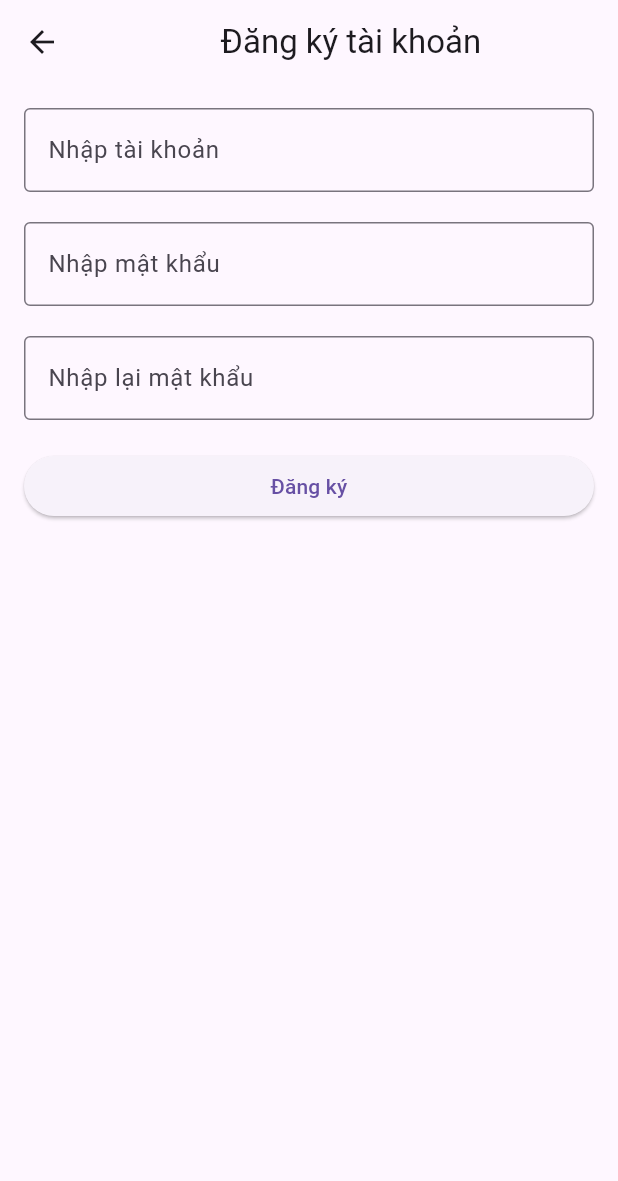
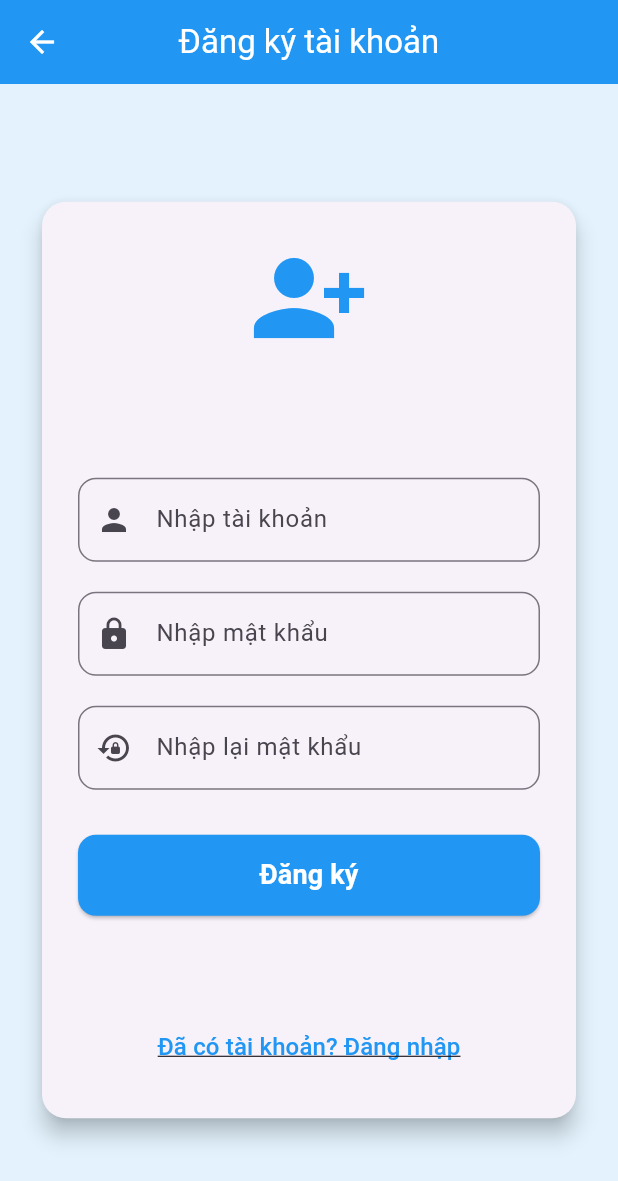
Before and after one commit to NguyenLoc2005/Flutter_Servlet, a Flutter app: the screen it shows after launch, after a tap on "Đăng nhập", after a tap on "Tôi chưa có tài khoản", on a phone screen of 412 x 824 dp. Shown: the top 1181 px of the screen. Run offline on Flutter 3.47's test engine with Material 3 defaults, Android fonts, the phone set to English and light mode, and no system bars.

Commit message:
no commit

```diff
--- a/thoi_khoa_bieu_flutter/lib/login-screen.dart
+++ b/thoi_khoa_bieu_flutter/lib/login-screen.dart
@@ -13,62 +13,112 @@ class Login extends StatefulWidget {
 class _LoginState extends State<Login> {
   final TextEditingController userNameController = TextEditingController();
   final TextEditingController passwordController = TextEditingController();
-  String message = ""; // Thông báo tình trạng login
+  String message = "";
 
   @override
   Widget build(BuildContext context) {
     return Scaffold(
-      appBar: AppBar(title: const Center(child: Text('Thời khóa biểu'))),
-      body: Padding(
-        padding: const EdgeInsets.all(10),
+      backgroundColor: Colors.blue.shade50,
+      body: Center(
+        child: SingleChildScrollView(
+          padding: const EdgeInsets.all(20),
+          child: Card(
+            elevation: 8,
+            shape: RoundedRectangleBorder(
+              borderRadius: BorderRadius.circular(20),
+            ),
+            child: Padding(
+              padding: const EdgeInsets.symmetric(vertical: 30, horizontal: 20),
               child: Column(
-          crossAxisAlignment: CrossAxisAlignment.stretch,
+                mainAxisSize: MainAxisSize.min,
                 children: [
+                  // Icon O
+                  const Icon(
+                    Icons.circle_outlined,
+                    size: 80,
+                    color: Colors.blue,
+                  ),
+                  const SizedBox(height: 10),
+                  const Text(
+                    "AppName",
+                    style: TextStyle(
+                      fontSize: 26,
+                      fontWeight: FontWeight.bold,
+                      color: Colors.blue,
+                    ),
+                  ),
+                  const SizedBox(height: 30),
+
                   // TextField tài khoản
                   TextField(
                     controller: userNameController,
                     decoration: InputDecoration(
-                hintText: 'Tài khoản',
-                border: OutlineInputBorder(),
+                      prefixIcon: const Icon(Icons.person),
+                      labelText: 'Tài khoản',
+                      border: OutlineInputBorder(
+                        borderRadius: BorderRadius.circular(12),
                       ),
                     ),
-            SizedBox(height: 20),
+                  ),
+                  const SizedBox(height: 20),
 
                   // TextField mật khẩu
                   TextField(
                     controller: passwordController,
                     obscureText: true,
                     decoration: InputDecoration(
-                hintText: 'Mật khẩu',
-                border: OutlineInputBorder(),
+                      prefixIcon: const Icon(Icons.lock),
+                      labelText: 'Mật khẩu',
+                      border: OutlineInputBorder(
+                        borderRadius: BorderRadius.circular(12),
                       ),
                     ),
-            SizedBox(height: 20),
+                  ),
+                  const SizedBox(height: 15),
 
                   // Text hiển thị message
+                  if (message.isNotEmpty)
                     Text(
                       message,
                       style: TextStyle(
                         fontSize: 16,
+                        fontWeight: FontWeight.w500,
                         color: message == "Đăng nhập thành công"
                             ? Colors.green
                             : Colors.red,
                       ),
                     ),
-            SizedBox(height: 20),
+                  const SizedBox(height: 25),
 
-            // Row chứa 2 nút
-            Row(
-              mainAxisAlignment: MainAxisAlignment.spaceEvenly,
-              children: [
-                ElevatedButton(onPressed: login, child: Text("Đăng nhập")),
-                ElevatedButton(
+                  // Button đăng nhập
+                  SizedBox(
+                    width: double.infinity,
+                    child: ElevatedButton.icon(
+                      onPressed: login,
+                      icon: const Icon(Icons.login),
+                      label: const Text("Đăng nhập"),
+                      style: ElevatedButton.styleFrom(
+                        padding: const EdgeInsets.symmetric(vertical: 15),
+                        shape: RoundedRectangleBorder(
+                          borderRadius: BorderRadius.circular(12),
+                        ),
+                      ),
+                    ),
+                  ),
+                  const SizedBox(height: 15),
+
+                  // Button đăng ký
+                  TextButton(
                     onPressed: register,
-                  child: Text("Tôi chưa có tài khoản"),
+                    child: const Text(
+                      "Tôi chưa có tài khoản",
+                      style: TextStyle(fontSize: 16),
+                    ),
                   ),
                 ],
               ),
-          ],
+            ),
+          ),
         ),
       ),
     );
@@ -93,7 +143,7 @@ class _LoginState extends State<Login> {
         body: {"userName": userName, "password": password},
       );
 
-      final result = response.body; // plain text từ backend
+      final result = response.body;
 
       if (result.contains("thành công")) {
         setState(() => message = "Đăng nhập thành công");
@@ -101,13 +151,11 @@ class _LoginState extends State<Login> {
         Future.delayed(const Duration(seconds: 1), () {
           Navigator.pushReplacement(
             context,
-            MaterialPageRoute(builder: (_) => HomeScreen()),
+            MaterialPageRoute(builder: (_) => const HomeScreen()),
           );
         });
       } else {
-        setState(
-          () => message = result,
-        ); // hiển thị "Sai tài khoản hoặc mật khẩu" hoặc lỗi
+        setState(() => message = result);
       }
     } catch (e) {
       setState(() => message = "Lỗi kết nối: $e");
--- a/thoi_khoa_bieu_flutter/lib/register-screen.dart
+++ b/thoi_khoa_bieu_flutter/lib/register-screen.dart
@@ -1,4 +1,3 @@
-import 'dart:convert';
 import 'package:flutter/material.dart';
 import 'package:http/http.dart' as http;
 import 'package:thoi_khoa_bieu_flutter/login-screen.dart';
@@ -21,18 +20,53 @@ class _RegisterState extends State<Register> {
   @override
   Widget build(BuildContext context) {
     return Scaffold(
-      appBar: AppBar(title: const Center(child: Text("Đăng ký tài khoản"))),
-      body: SingleChildScrollView(
-        padding: const EdgeInsets.all(16),
+      backgroundColor: Colors.blue.shade50,
+      appBar: AppBar(
+        title: const Text("Đăng ký tài khoản"),
+        centerTitle: true,
+        backgroundColor: Colors.blue,
+        foregroundColor: Colors.white,
+      ),
+      body: Center(
+        child: SingleChildScrollView(
+          padding: const EdgeInsets.all(24),
+          child: Card(
+            elevation: 6,
+            shape: RoundedRectangleBorder(
+              borderRadius: BorderRadius.circular(16),
+            ),
+            child: Padding(
+              padding: const EdgeInsets.all(24),
               child: Column(
                 crossAxisAlignment: CrossAxisAlignment.stretch,
                 children: [
+                  const Icon(
+                    Icons.person_add_alt_1,
+                    size: 80,
+                    color: Colors.blue,
+                  ),
+                  const SizedBox(height: 12),
+                  const Center(
+                    child: Text(
+                      "",
+                      style: TextStyle(
+                        fontSize: 26,
+                        fontWeight: FontWeight.bold,
+                        color: Colors.blue,
+                      ),
+                    ),
+                  ),
+                  const SizedBox(height: 30),
+
                   // Tài khoản
                   TextField(
                     controller: userNameController,
-              decoration: const InputDecoration(
+                    decoration: InputDecoration(
+                      prefixIcon: const Icon(Icons.person),
                       hintText: 'Nhập tài khoản',
-                border: OutlineInputBorder(),
+                      border: OutlineInputBorder(
+                        borderRadius: BorderRadius.circular(12),
+                      ),
                     ),
                   ),
                   const SizedBox(height: 20),
@@ -41,9 +75,12 @@ class _RegisterState extends State<Register> {
                   TextField(
                     controller: passwordController,
                     obscureText: true,
-              decoration: const InputDecoration(
+                    decoration: InputDecoration(
+                      prefixIcon: const Icon(Icons.lock),
                       hintText: 'Nhập mật khẩu',
-                border: OutlineInputBorder(),
+                      border: OutlineInputBorder(
+                        borderRadius: BorderRadius.circular(12),
+                      ),
                     ),
                   ),
                   const SizedBox(height: 20),
@@ -52,26 +89,70 @@ class _RegisterState extends State<Register> {
                   TextField(
                     controller: confirmPasswordController,
                     obscureText: true,
-              decoration: const InputDecoration(
+                    decoration: InputDecoration(
+                      prefixIcon: const Icon(Icons.lock_reset),
                       hintText: 'Nhập lại mật khẩu',
-                border: OutlineInputBorder(),
+                      border: OutlineInputBorder(
+                        borderRadius: BorderRadius.circular(12),
+                      ),
+                    ),
+                  ),
+                  const SizedBox(height: 30),
+
+                  ElevatedButton(
+                    onPressed: register,
+                    style: ElevatedButton.styleFrom(
+                      backgroundColor: Colors.blue,
+                      foregroundColor: Colors.white,
+                      padding: const EdgeInsets.symmetric(vertical: 14),
+                      shape: RoundedRectangleBorder(
+                        borderRadius: BorderRadius.circular(12),
+                      ),
+                    ),
+                    child: const Text(
+                      "Đăng ký",
+                      style: TextStyle(
+                        fontSize: 18,
+                        fontWeight: FontWeight.bold,
+                      ),
                     ),
                   ),
                   const SizedBox(height: 20),
 
-            ElevatedButton(onPressed: register, child: const Text("Đăng ký")),
-            const SizedBox(height: 20),
-
-            Text(
+                  Center(
+                    child: Text(
                       message,
                       style: TextStyle(
                         fontSize: 16,
+                        fontWeight: FontWeight.w500,
                         color: message == "Đăng ký thành công"
                             ? Colors.green
                             : Colors.red,
                       ),
                     ),
+                  ),
+
+                  const SizedBox(height: 20),
+                  TextButton(
+                    onPressed: () {
+                      Navigator.pushReplacement(
+                        context,
+                        MaterialPageRoute(builder: (_) => const Login()),
+                      );
+                    },
+                    child: const Text(
+                      "Đã có tài khoản? Đăng nhập",
+                      style: TextStyle(
+                        fontSize: 16,
+                        decoration: TextDecoration.underline,
+                        color: Colors.blue,
+                      ),
+                    ),
+                  ),
                 ],
+              ),
+            ),
+          ),
         ),
       ),
     );
@@ -111,7 +192,6 @@ class _RegisterState extends State<Register> {
       setState(() => message = result);
 
       if (result == "Đăng ký thành công") {
-        // Chuyển sang Login sau 1 giây
         Future.delayed(const Duration(seconds: 1), () {
           Navigator.pushReplacement(
             context,
```
Lines whose indentation alone changed are shown as unchanged.
